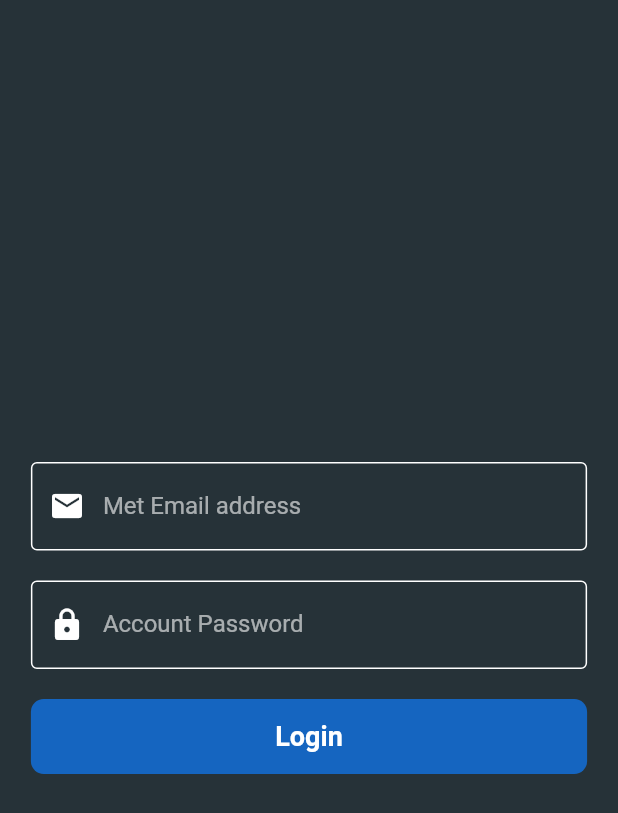
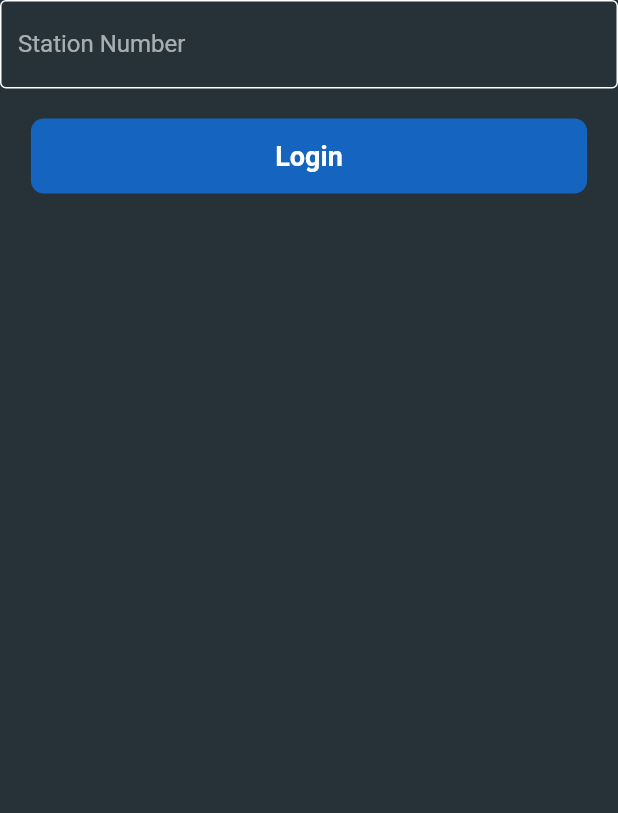
Before and after one commit to RodgerCodes/synopv2, a Flutter app: the screen it shows after launch, on a phone screen of 412 x 824 dp. Shown: the top 813 px of the screen. Run offline on Flutter 3.47's test engine with Material 2 defaults, Android fonts, the light colour scheme and no system bars; our stand-ins replace bloc, flutter_bloc, flutter_spinkit, shared_preferences; statements that could not run were skipped.

Commit message:
station number

```diff
--- /dev/null
+++ b/lib/data/cubit/user_cubit.dart
@@ -0,0 +1,18 @@
+import 'package:bloc/bloc.dart';
+import 'package:meta/meta.dart';
+import 'package:synop/data/repository/repo.dart';
+
+part 'user_state.dart';
+
+class UserCubit extends Cubit<UserState> {
+  final Repository repository;
+  UserCubit({required this.repository}) : super(UserInitial());
+
+  void checkStation() {
+    repository.stationNumber().then((value) {
+      if (value['available'] == false) {
+        emit(Available());
+      }
+    });
+  }
+}
--- /dev/null
+++ b/lib/data/cubit/user_state.dart
@@ -0,0 +1,8 @@
+part of 'user_cubit.dart';
+
+@immutable
+abstract class UserState {}
+
+class UserInitial extends UserState {}
+
+class Available extends UserState {}
--- a/lib/data/data.dart
+++ b/lib/data/data.dart
@@ -23,6 +23,7 @@ final TextEditingController evaporation = TextEditingController();
 final TextEditingController pastweather = TextEditingController();
 final TextEditingController presentweather = TextEditingController();
 final TextEditingController pastTwentyFourWeather = TextEditingController();
+final TextEditingController stationNumber = TextEditingController();
 
 final List<String> windSpeedIndicator = [
   'Estimated in m/s',
--- /dev/null
+++ b/lib/data/repository/repo.dart
@@ -0,0 +1,11 @@
+import 'package:synop/data/api.dart';
+
+class Repository {
+  final ApiCall api;
+  Repository({required this.api});
+
+  Future stationNumber() async {
+    final data = api.stationNumber();
+    return data;
+  }
+}
--- a/lib/presentation/login.dart
+++ b/lib/presentation/login.dart
@@ -1,16 +1,119 @@
 import 'package:flutter/material.dart';
+import 'package:flutter_bloc/flutter_bloc.dart';
+import 'package:shared_preferences/shared_preferences.dart';
 import 'package:synop/data/constants.dart';
+import 'package:synop/data/cubit/user_cubit.dart';
+import 'package:synop/data/data.dart';
+import 'package:synop/presentation/widgets/station_pop_up.dart';
 
-class LoginPage extends StatelessWidget {
+class LoginPage extends StatefulWidget {
   const LoginPage({Key? key}) : super(key: key);
 
   @override
+  State<LoginPage> createState() => _LoginPageState();
+}
+
+class _LoginPageState extends State<LoginPage> {
+  bool available = false;
+  void data() async {
+    SharedPreferences prefs = await SharedPreferences.getInstance();
+    final stationNumber = prefs.getInt("station");
+    if (stationNumber == null) {
+      print("not available");
+    } else {
+      setState(() {
+        available = true;
+      });
+    }
+  }
+
+  @override
+  void initState() {
+    super.initState();
+    data();
+  }
+
+  @override
   Widget build(BuildContext context) {
+    BlocProvider.of<UserCubit>(context).checkStation();
     final _formkey = GlobalKey<FormState>();
     final size = MediaQuery.of(context).size;
     return Scaffold(
       body: SafeArea(
-        child: SingleChildScrollView(
+        child: BlocBuilder<UserCubit, UserState>(
+          builder: (context, state) {
+            if (state is Available) {
+              return SingleChildScrollView(
+                child: Center(
+                  child: Container(
+                    height: size.height,
+                    width: size.width,
+                    child: Form(
+                      key: _formkey,
+                      child: Column(
+                        children: [
+                          TextFormField(
+                            controller: stationNumber,
+                            decoration: const InputDecoration(
+                              hintText: "Station Number",
+                              labelText: "Station Number",
+                              enabledBorder: OutlineInputBorder(
+                                borderSide: BorderSide(
+                                  color: whiteColor,
+                                  width: 1.0,
+                                ),
+                              ),
+                              focusedErrorBorder: OutlineInputBorder(
+                                borderSide: BorderSide(
+                                  color: errorColor,
+                                  width: 2,
+                                ),
+                              ),
+                              focusedBorder: OutlineInputBorder(
+                                borderSide: BorderSide(
+                                  color: Colors.white,
+                                  width: 1.0,
+                                ),
+                              ),
+                              errorBorder: OutlineInputBorder(
+                                borderSide: BorderSide(
+                                  color: errorColor,
+                                  width: 2,
+                                ),
+                              ),
+                            ),
+                          ),
+                          const SizedBox(
+                            height: 20,
+                          ),
+                          GestureDetector(
+                            onTap: () async {
+                              // SharedPreferences prefs =
+                              //     await SharedPreferences.getInstance();
+                              // var station = prefs.setInt(
+                              //     "station", int.parse(stationNumber.text));
+                              // BlocProvider.of<UserCubit>(context)
+                              //     .checkStation();
+                            },
+                            child: Container(
+                              width: MediaQuery.of(context).size.width * 0.9,
+                              padding: const EdgeInsets.all(14.5),
+                              decoration: btnStyle,
+                              child: const Text(
+                                "Login",
+                                textAlign: TextAlign.center,
+                                style: textStyle,
+                              ),
+                            ),
+                          ),
+                        ],
+                      ),
+                    ),
+                  ),
+                ),
+              );
+            } else {
+              return SingleChildScrollView(
                 child: Center(
                   child: Container(
                     height: size.height,
@@ -130,6 +233,9 @@ class LoginPage extends StatelessWidget {
                     ),
                   ),
                 ),
+              );
+            }
+          },
         ),
       ),
     );
```
Also changed, not shown: lib/data/api.dart (added, +23 -0 lines), lib/data/router/router.dart (+16 -1 lines), lib/presentation/widgets/station_pop_up.dart (added, +63 -0 lines). Lines whose indentation alone changed are shown as unchanged.
